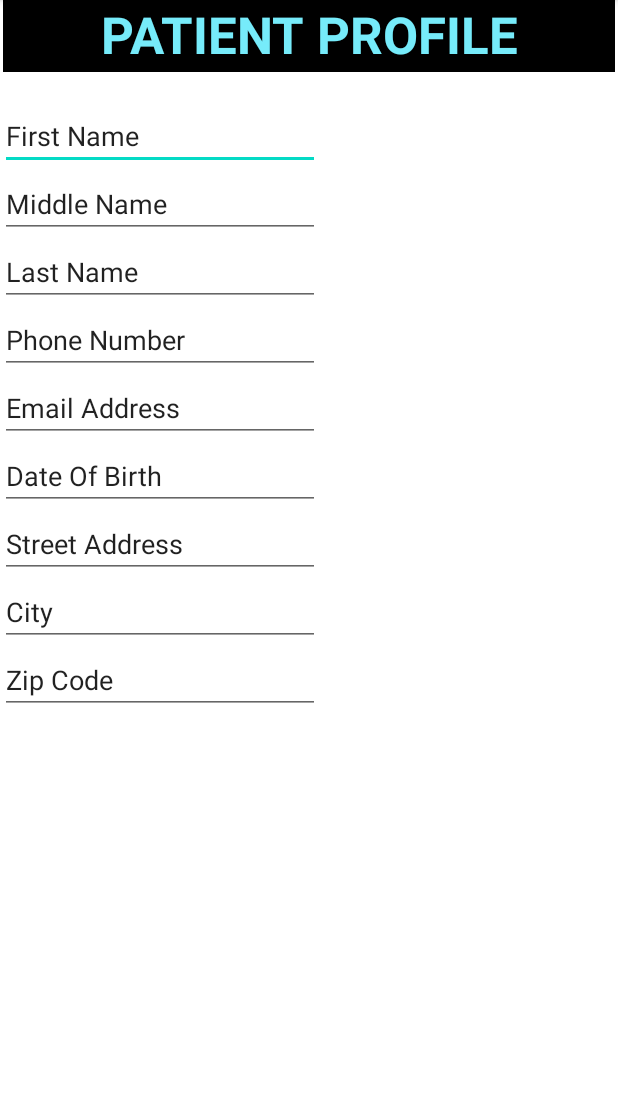
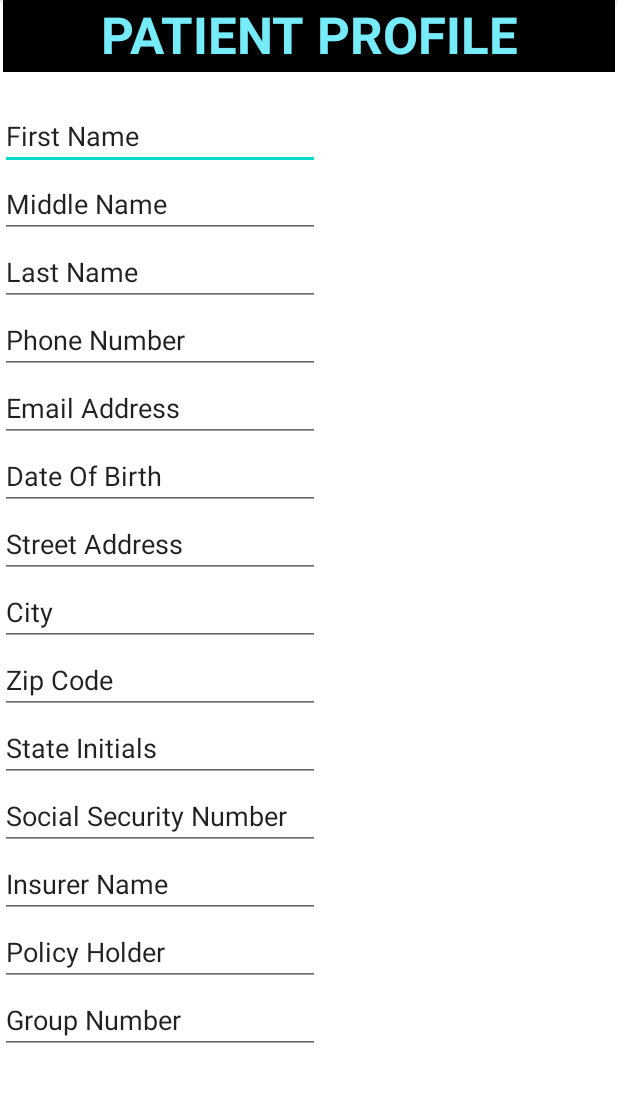
Before and after one commit to thiennp94/SeMediCure, an Android app: the screen it shows after launch (MainActivity), on a phone screen of 412 x 824 dp, the part 84-1186 px from its top. Run offline under Robolectric (Android 15) with nearby library versions, the phone set to English and light mode, and no system bars.

Commit message:
minor change

```diff
--- a/frontend/semedicure/app/src/main/res/layout/activity_patient_profile.xml
+++ b/frontend/semedicure/app/src/main/res/layout/activity_patient_profile.xml
@@ -133,6 +133,61 @@
                     tools:layout_editor_absoluteX="16dp"
                     tools:layout_editor_absoluteY="59dp" />
             </TableRow>
+            <TableRow>
+                <EditText
+                    android:id="@+id/txtState"
+                    android:layout_width="wrap_content"
+                    android:layout_height="wrap_content"
+                    android:ems="10"
+                    android:inputType="textPersonName"
+                    android:text="State Initials"
+                    tools:layout_editor_absoluteX="16dp"
+                    tools:layout_editor_absoluteY="59dp" />
+            </TableRow>
+            <TableRow>
+                <EditText
+                    android:id="@+id/txtSSN"
+                    android:layout_width="wrap_content"
+                    android:layout_height="wrap_content"
+                    android:ems="10"
+                    android:inputType="textPersonName"
+                    android:text="Social Security Number"
+                    tools:layout_editor_absoluteX="16dp"
+                    tools:layout_editor_absoluteY="59dp" />
+            </TableRow>
+            <TableRow>
+                <EditText
+                    android:id="@+id/txtInsurer"
+                    android:layout_width="wrap_content"
+                    android:layout_height="wrap_content"
+                    android:ems="10"
+                    android:inputType="textPersonName"
+                    android:text="Insurer Name"
+                    tools:layout_editor_absoluteX="16dp"
+                    tools:layout_editor_absoluteY="59dp" />
+            </TableRow>
+            <TableRow>
+                <EditText
+                    android:id="@+id/txtPolicyHolder"
+                    android:layout_width="wrap_content"
+                    android:layout_height="wrap_content"
+                    android:ems="10"
+                    android:inputType="textPersonName"
+                    android:text="Policy Holder"
+                    tools:layout_editor_absoluteX="16dp"
+                    tools:layout_editor_absoluteY="59dp" />
+            </TableRow>
+            <TableRow>
+                <EditText
+                    android:id="@+id/txtGroupNum"
+                    android:layout_width="wrap_content"
+                    android:layout_height="wrap_content"
+                    android:ems="10"
+                    android:inputType="textPersonName"
+                    android:text="Group Number"
+                    tools:layout_editor_absoluteX="16dp"
+                    tools:layout_editor_absoluteY="59dp" />
+            </TableRow>
 
         </TableLayout>
 
```
